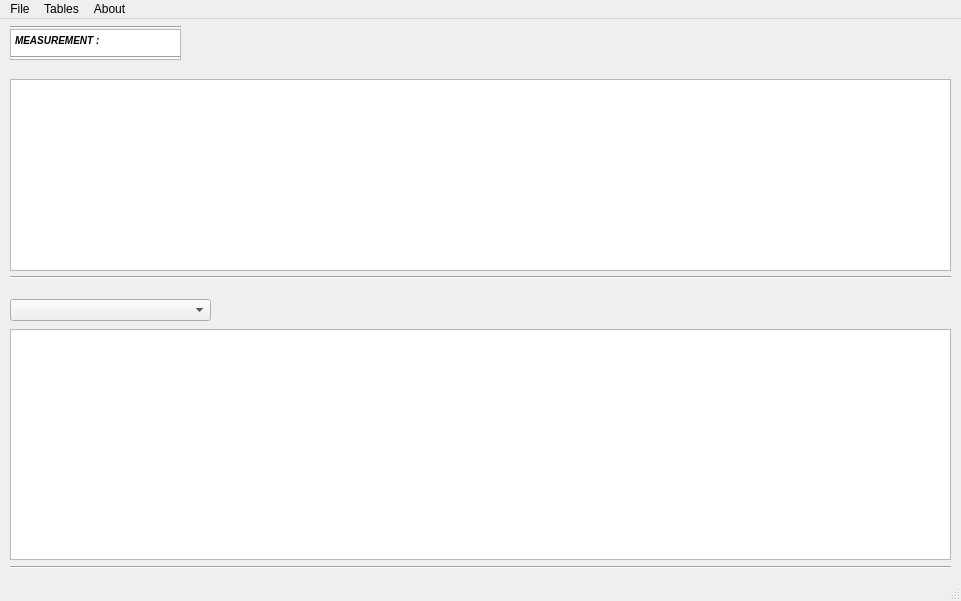
Above: FFSDatabaseInterface.ui from shimanskIA/FFS-Software before the change. Below: the same form after it.
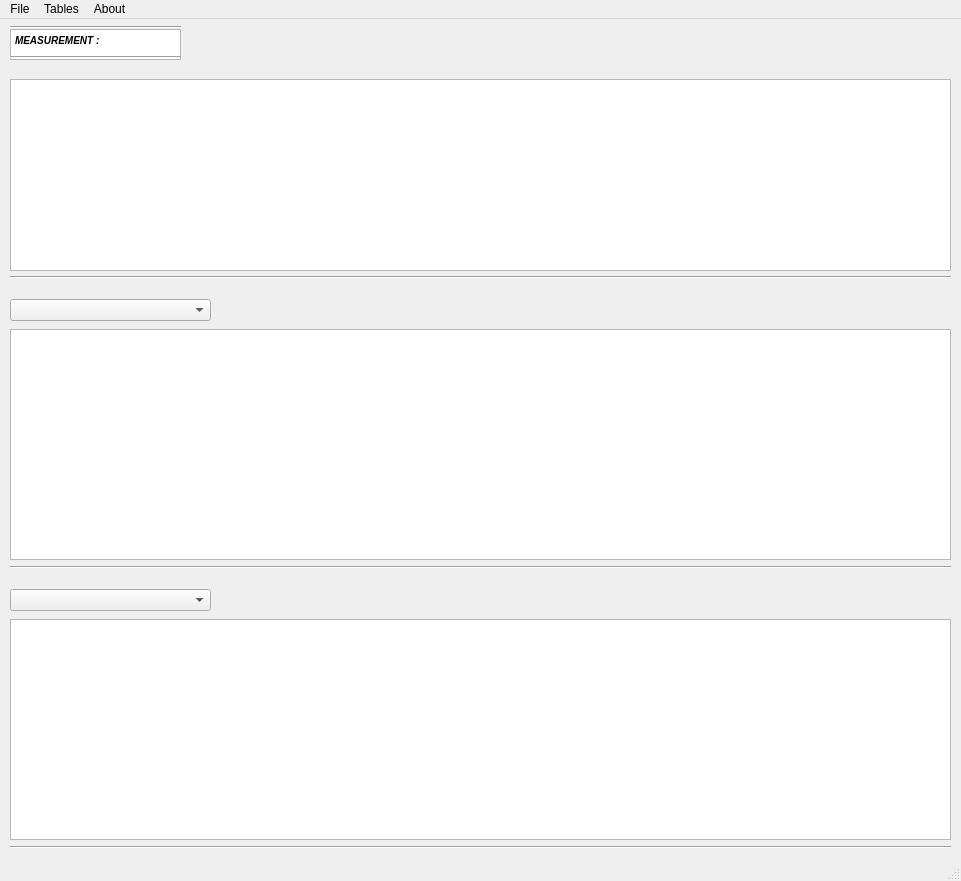
That is the form after the change.

Commit message: added new table to the main form, implemented fullfillment of these two tables for all the entities

The edit to the form file:
```diff
--- a/FFSDatabaseInterface.ui
+++ b/FFSDatabaseInterface.ui
@@ -7,7 +7,7 @@
     <x>0</x>
     <y>0</y>
     <width>961</width>
-    <height>601</height>
+    <height>881</height>
    </rect>
   </property>
   <property name="windowTitle">
@@ -148,6 +148,39 @@
      <number>20</number>
     </attribute>
    </widget>
+   <widget class="QTableView" name="minorSubtableView">
+    <property name="geometry">
+     <rect>
+      <x>10</x>
+      <y>600</y>
+      <width>941</width>
+      <height>221</height>
+     </rect>
+    </property>
+   </widget>
+   <widget class="Line" name="line_5">
+    <property name="geometry">
+     <rect>
+      <x>10</x>
+      <y>820</y>
+      <width>941</width>
+      <height>16</height>
+     </rect>
+    </property>
+    <property name="orientation">
+     <enum>Qt::Horizontal</enum>
+    </property>
+   </widget>
+   <widget class="QComboBox" name="minorTableSelector">
+    <property name="geometry">
+     <rect>
+      <x>10</x>
+      <y>570</y>
+      <width>201</width>
+      <height>22</height>
+     </rect>
+    </property>
+   </widget>
   </widget>
   <widget class="QMenuBar" name="menuBar">
    <property name="geometry">
```
Left out of the diff: 6 changed lines with no effect on the pictures. The commit also changes 13 other files.
